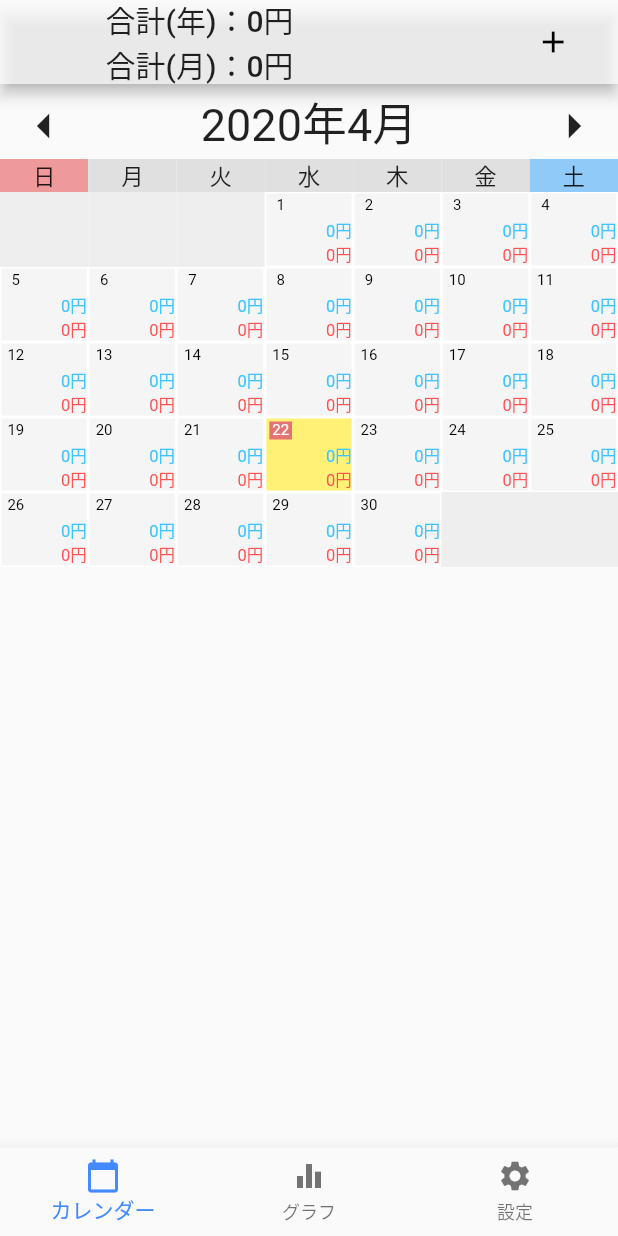
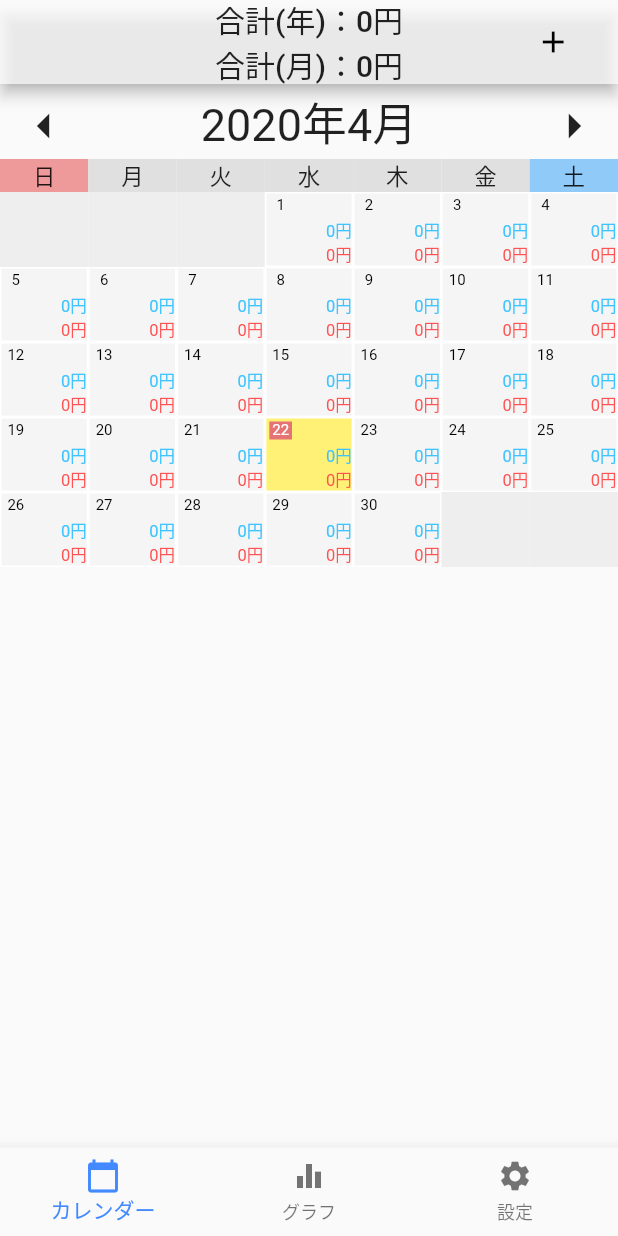
Before and after one commit to kura-kento/BalanceManagement, a Flutter app: the screen it shows after launch, on a phone screen of 412 x 824 dp. Run offline on Flutter 3.47's test engine with Material 2 defaults, Android fonts, the phone set to English and light mode, and no system bars; drawn by our look-alikes of auto_size_text; our stand-ins replace flutter_slidable, shared_preferences, sqflite; accounts and stored records are empty.

```diff
--- a/lib/screens/calendar_page.dart
+++ b/lib/screens/calendar_page.dart
@@ -57,8 +57,7 @@ class _CalendarPageState extends State<CalendarPage> {
               expandedNull(1),
               Expanded(
                 flex: 5,
-                child:SingleChildScrollView(
-                  scrollDirection: Axis.horizontal,
+
                   child: Row(
                     mainAxisAlignment: MainAxisAlignment.center,
                     children: <Widget>[
@@ -69,7 +68,9 @@ class _CalendarPageState extends State<CalendarPage> {
                           Text("合計(月)：")
                         ],
                       ),
-                      Column(
+                      SingleChildScrollView(
+                        scrollDirection: Axis.horizontal,
+                        child: Column(
                           mainAxisAlignment: MainAxisAlignment.spaceEvenly,
                           crossAxisAlignment: CrossAxisAlignment.end,
                           children: <Widget>[
@@ -77,8 +78,8 @@ class _CalendarPageState extends State<CalendarPage> {
                             Text("${Utils.commaSeparated(monthSum())}${SharedPrefs.getUnit()}"),
                           ],
                         ),
+                      ),
                     ],
-                  ),
                   ),
               ),
               Expanded(
--- a/lib/screens/graph_page.dart
+++ b/lib/screens/graph_page.dart
@@ -16,7 +16,7 @@ class _GraphPageState extends State<GraphPage> {
   List<Calendar> calendarList = List<Calendar>();
 
   List<ChartData> _debugChartList = [
-    ChartData(DateFormat("M月").format(DateTime.now()), 100.0,DateFormat("yyyy年").format(DateTime.now()),"0"),
+    ChartData("", 1000.0,"","0"),
   ];
 
   @override
--- a/lib/screens/stting_page.dart
+++ b/lib/screens/stting_page.dart
@@ -50,6 +50,7 @@ class _SettingPageState extends State<SettingPage> {
                   padding: EdgeInsets.only(top:15.0,left:10.0,right:10.0),
                   child: Column(
                     children: <Widget>[
+                      Divider(color: Colors.grey),
                       FlatButton(
                           child: Text("カテゴリー編集（プラス）"),
                           onPressed: (){
@@ -62,6 +63,7 @@ class _SettingPageState extends State<SettingPage> {
                             );
                           },
                         ),
+                      Divider(color: Colors.grey),
                       FlatButton(
                         child: Text("カテゴリー編集（マイナス）"),
                         onPressed: (){
@@ -74,6 +76,7 @@ class _SettingPageState extends State<SettingPage> {
                           );
                         },
                       ),
+                      Divider(color: Colors.grey),
                       Padding(
                           padding: EdgeInsets.only(top:15,bottom:15),
                           child:Column(
@@ -124,6 +127,8 @@ class _SettingPageState extends State<SettingPage> {
                       Padding(
                         padding:EdgeInsets.only(top:15.0,bottom:15.0),
                       ),
+                      Divider(color: Colors.grey),
+
                       Padding(
                           padding:EdgeInsets.only(top:15.0,bottom:15.0),
                             child: RaisedButton(
@@ -163,6 +168,7 @@ class _SettingPageState extends State<SettingPage> {
                               },
                             )
                         ),
+                      Divider(color: Colors.grey),
                     ],
                   )
               ),
```
Also changed, not shown: lib/chart.dart (+6 -3 lines), lib/screens/edit_form.dart (+10 -1 lines), pubspec.yaml (+8 -2 lines), pubspec.lock, 20 other files. Lines whose indentation alone changed are shown as unchanged.
